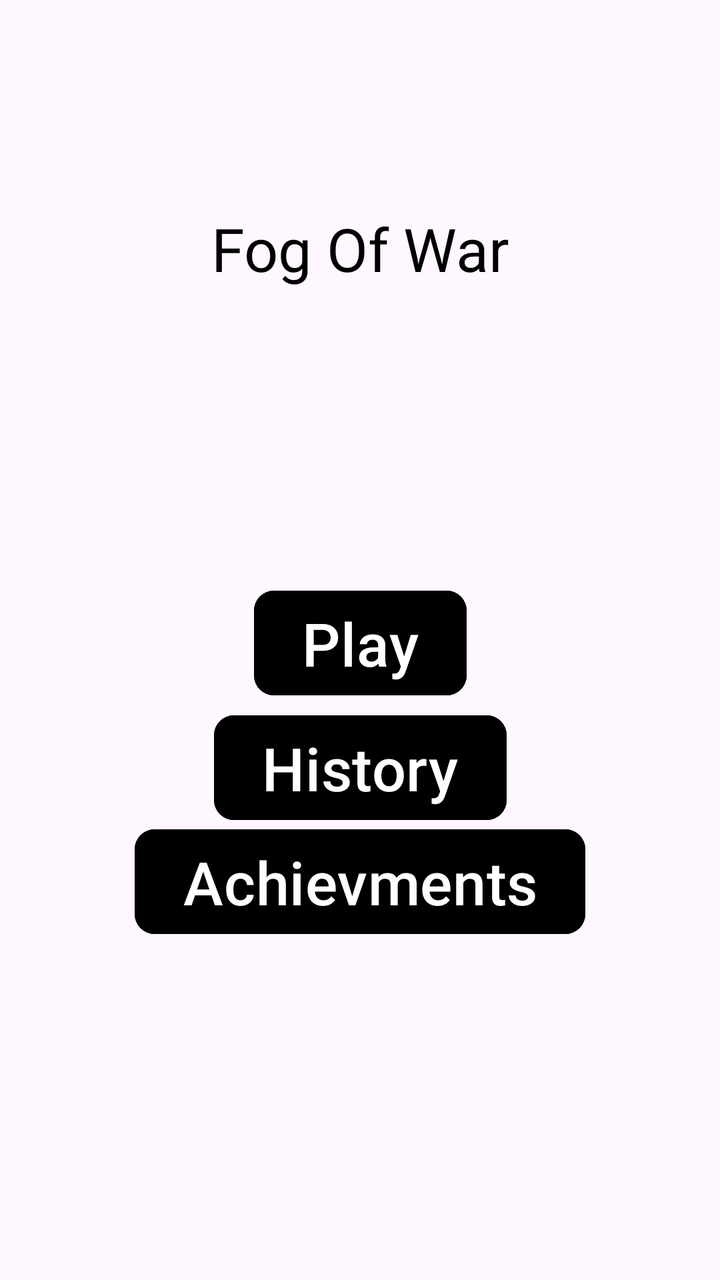
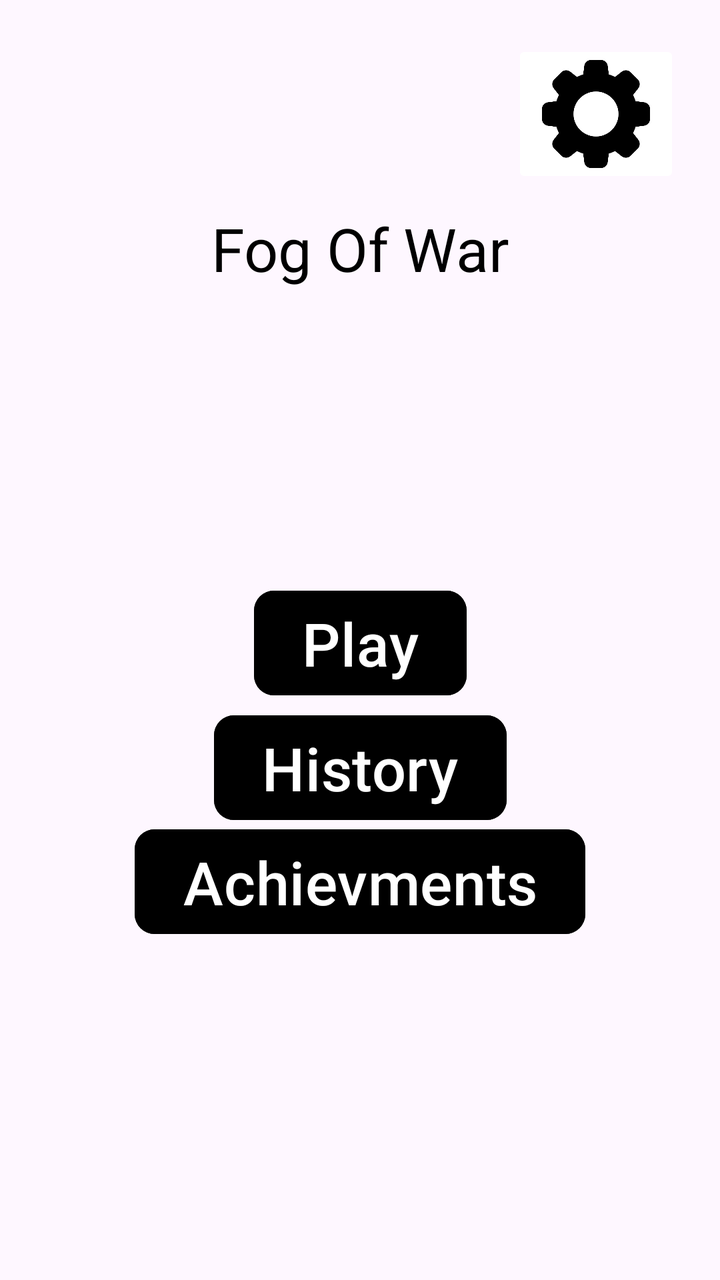

Compare the two renders of this Android layout. The source of the first and the diff that turns it into the second are given below.
<!-- AndroidManifest.xml: application theme Theme.FogOfWar -->
<!-- res/layout/activity_main.xml -->
<?xml version="1.0" encoding="utf-8"?>
<androidx.constraintlayout.widget.ConstraintLayout xmlns:android="http://schemas.android.com/apk/res/android"
    xmlns:app="http://schemas.android.com/apk/res-auto"
    xmlns:tools="http://schemas.android.com/tools"
    android:id="@+id/main"
    android:layout_width="match_parent"
    android:layout_height="match_parent"
    tools:context=".MainActivity"
    android:padding="20dp">

    <TextView
        android:id="@+id/textView"
        android:layout_width="wrap_content"
        android:layout_height="wrap_content"
        android:text="Fog Of War"
        android:textSize="30sp"
        android:textColor="#000000"
        app:layout_constraintBottom_toBottomOf="parent"
        app:layout_constraintEnd_toEndOf="parent"
        app:layout_constraintHorizontal_bias="0.5"
        app:layout_constraintStart_toStartOf="parent"
        app:layout_constraintTop_toTopOf="parent"
        app:layout_constraintVertical_bias="0.15" />

    <Button
        android:id="@+id/button"
        android:layout_width="wrap_content"
        android:layout_height="wrap_content"
        android:backgroundTint="@color/black"
        android:text="Play"
        android:textSize="30sp"
        android:layout_marginBottom="20sp"
        app:layout_constraintBottom_toBottomOf="parent"
        app:layout_constraintEnd_toEndOf="parent"
        app:layout_constraintHorizontal_bias="0.5"
        app:layout_constraintStart_toStartOf="parent"
        app:layout_constraintTop_toTopOf="parent"
        app:layout_constraintVertical_bias="0.522"
        app:cornerRadius="10sp"
        />

    <Button
        android:id="@+id/button2"
        android:layout_width="wrap_content"
        android:layout_height="wrap_content"
        android:backgroundTint="@color/black"
        android:text="History"
        android:textSize="30sp"
        app:layout_constraintBottom_toBottomOf="parent"
        app:layout_constraintEnd_toEndOf="parent"
        app:layout_constraintHorizontal_bias="0.5"
        app:layout_constraintStart_toStartOf="parent"
        app:layout_constraintTop_toTopOf="parent"
        app:layout_constraintVertical_bias="0.618"
        app:cornerRadius="10sp"
        />

    <Button
        android:id="@+id/button3"
        android:layout_width="wrap_content"
        android:layout_height="wrap_content"
        android:backgroundTint="@color/black"
        android:text="Achievments"
        android:textSize="30sp"
        android:layout_marginTop="20dp"
        app:layout_constraintBottom_toBottomOf="parent"
        app:layout_constraintEnd_toEndOf="parent"
        app:layout_constraintHorizontal_bias="0.5"
        app:layout_constraintStart_toStartOf="parent"
        app:layout_constraintTop_toTopOf="parent"
        app:layout_constraintVertical_bias="0.713"
        app:cornerRadius="10sp"
        />

</androidx.constraintlayout.widget.ConstraintLayout>
<!-- resources referenced by this layout -->
<resources>
  <color name="black">#FF000000</color>
  <style name="Theme.FogOfWar" parent="Base.Theme.FogOfWar" />
  <style name="Base.Theme.FogOfWar" parent="Theme.Material3.DayNight.NoActionBar">
          
          
      </style>
</resources>

<!-- the commit's change to res/layout/activity_main.xml (unified diff, before → after) -->
@@ -23,7 +23,7 @@
         app:layout_constraintVertical_bias="0.15" />
 
     <Button
-        android:id="@+id/button"
+        android:id="@+id/Btn_play"
         android:layout_width="wrap_content"
         android:layout_height="wrap_content"
         android:backgroundTint="@color/black"
@@ -40,7 +40,7 @@
         />
 
     <Button
-        android:id="@+id/button2"
+        android:id="@+id/Btn_History"
         android:layout_width="wrap_content"
         android:layout_height="wrap_content"
         android:backgroundTint="@color/black"
@@ -56,7 +56,7 @@
         />
 
     <Button
-        android:id="@+id/button3"
+        android:id="@+id/Btn_Achiv"
         android:layout_width="wrap_content"
         android:layout_height="wrap_content"
         android:backgroundTint="@color/black"
@@ -72,4 +72,18 @@
         app:cornerRadius="10sp"
         />
 
+    <ImageButton
+        android:id="@+id/IbtnSettings"
+        android:layout_width="84dp"
+        android:layout_height="74dp"
+        android:backgroundTint="@color/white"
+        android:scaleType="fitCenter"
+        app:layout_constraintBottom_toBottomOf="parent"
+        app:layout_constraintEnd_toEndOf="parent"
+        app:layout_constraintHorizontal_bias="1.0"
+        app:layout_constraintStart_toStartOf="parent"
+        app:layout_constraintTop_toTopOf="parent"
+        app:layout_constraintVertical_bias="0.0"
+        app:srcCompat="@drawable/settings_pht" />
+
 </androidx.constraintlayout.widget.ConstraintLayout>
<!-- resource entries referenced after the edit -->
@@ -1,6 +1,8 @@
 <!-- resources referenced by this layout -->
 <resources>
   <color name="black">#FF000000</color>
+  <color name="white">#FFFFFFFF</color>
+  <!-- drawable settings_pht: png bitmap (drawable, 13119 bytes) -->
   <style name="Theme.FogOfWar" parent="Base.Theme.FogOfWar" />
   <style name="Base.Theme.FogOfWar" parent="Theme.Material3.DayNight.NoActionBar">
           
